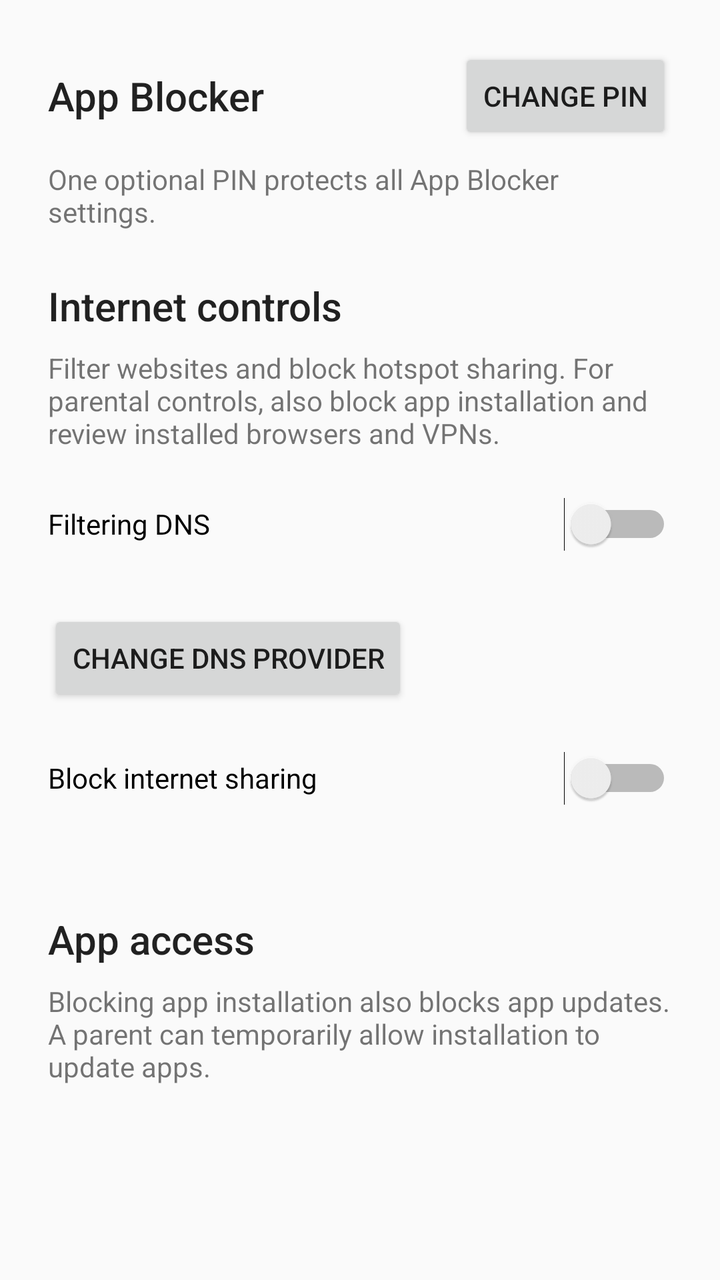
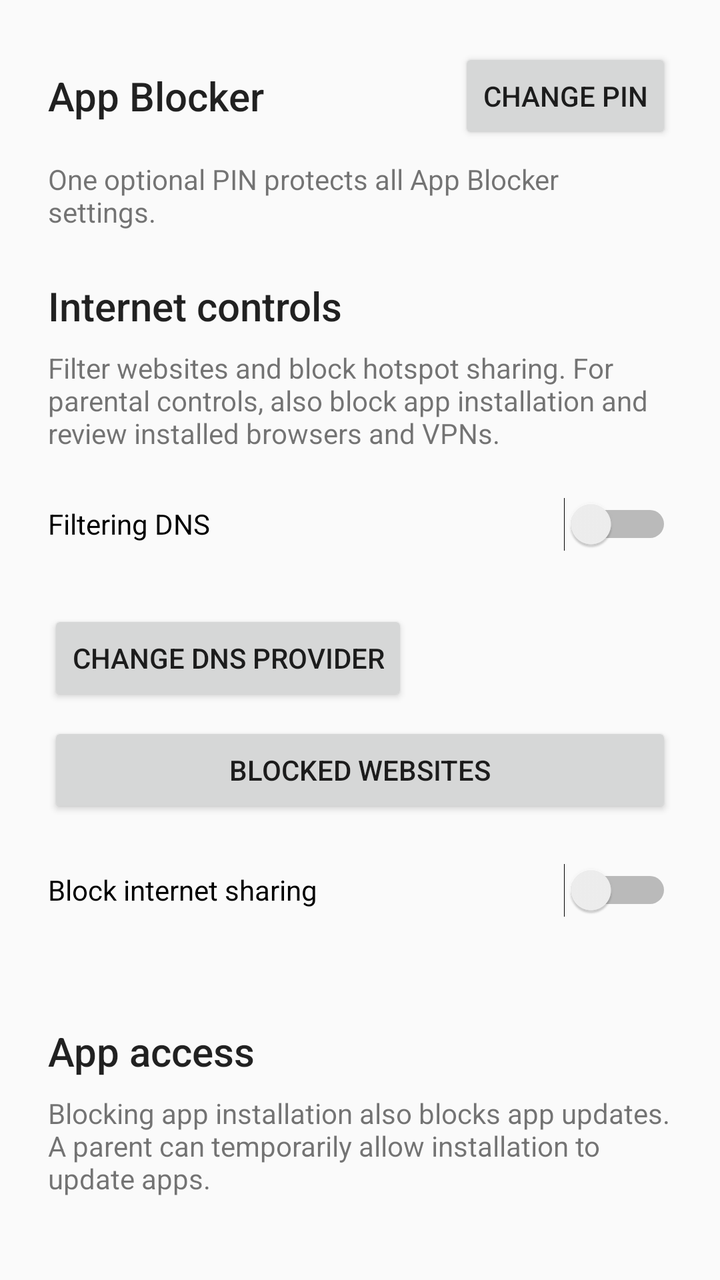

Two renders of the same Android screen: before a commit and after it. Below are the layout's source before the change and the commit's diff.
<!-- AndroidManifest.xml: application theme Theme.DeviceOwner -->
<!-- res/layout/fragment_restriction.xml -->
<?xml version="1.0" encoding="utf-8"?>
<ScrollView xmlns:android="http://schemas.android.com/apk/res/android"
    android:layout_width="match_parent"
    android:layout_height="match_parent"
    android:clipToPadding="false"
    android:defaultFocusHighlightEnabled="false"
    android:descendantFocusability="afterDescendants"
    android:fillViewport="true"
    android:focusable="false"
    android:focusableInTouchMode="false"
    android:paddingStart="24dp"
    android:paddingTop="24dp"
    android:paddingEnd="24dp"
    android:paddingBottom="24dp">

    <LinearLayout
        android:layout_width="match_parent"
        android:layout_height="wrap_content"
        android:descendantFocusability="afterDescendants"
        android:focusable="false"
        android:orientation="vertical">

        <LinearLayout
            android:layout_width="match_parent"
            android:layout_height="wrap_content"
            android:descendantFocusability="afterDescendants"
            android:focusable="false"
            android:gravity="center_vertical"
            android:orientation="horizontal">

            <TextView
                android:id="@+id/app_list_header"
                android:layout_width="0dp"
                android:layout_height="wrap_content"
                android:layout_weight="1"
                android:focusable="false"
                android:text="@string/app_blocker_controls_header"
                android:textAppearance="@style/TextAppearance.AppCompat.Title" />

            <Button
                android:id="@+id/change_pin_button"
                android:layout_width="wrap_content"
                android:layout_height="wrap_content"
                android:layout_marginStart="16dp"
                android:focusable="true"
                android:focusableInTouchMode="false"
                android:minWidth="0dp"
                android:text="@string/change_pin_button" />

        </LinearLayout>

        <TextView
            android:layout_width="match_parent"
            android:layout_height="wrap_content"
            android:layout_marginTop="8dp"
            android:text="@string/pin_protection_summary" />

        <TextView
            android:id="@+id/device_owner_warning"
            android:layout_width="match_parent"
            android:layout_height="wrap_content"
            android:layout_marginTop="16dp"
            android:focusable="false"
            android:text="@string/status_policy_access_missing"
            android:textColor="@color/permanent_block_icon"
            android:visibility="gone" />

        <TextView
            android:layout_width="match_parent"
            android:layout_height="wrap_content"
            android:layout_marginTop="24dp"
            android:text="@string/internet_controls_header"
            android:textAppearance="@style/TextAppearance.AppCompat.Title" />

        <TextView
            android:layout_width="match_parent"
            android:layout_height="wrap_content"
            android:layout_marginTop="8dp"
            android:text="@string/internet_controls_description" />

        <Switch
            android:id="@+id/filtering_dns_switch"
            android:layout_width="match_parent"
            android:layout_height="wrap_content"
            android:layout_marginTop="12dp"
            android:minHeight="48dp"
            android:text="@string/filtering_dns_label" />

        <TextView
            android:id="@+id/filtering_dns_status"
            android:layout_width="match_parent"
            android:layout_height="wrap_content" />

        <Button
            android:id="@+id/edit_dns_button"
            android:layout_width="wrap_content"
            android:layout_height="wrap_content"
            android:text="@string/filtering_dns_edit" />

        <Switch
            android:id="@+id/block_tethering_switch"
            android:layout_width="match_parent"
            android:layout_height="wrap_content"
            android:layout_marginTop="12dp"
            android:minHeight="48dp"
            android:text="@string/block_tethering_label" />

        <TextView
            android:id="@+id/block_tethering_status"
            android:layout_width="match_parent"
            android:layout_height="wrap_content" />

        <TextView
            android:layout_width="match_parent"
            android:layout_height="wrap_content"
            android:layout_marginTop="24dp"
            android:text="@string/app_restrictions_header"
            android:textAppearance="@style/TextAppearance.AppCompat.Title" />

        <TextView
            android:layout_width="match_parent"
            android:layout_height="wrap_content"
            android:layout_marginTop="8dp"
            android:text="@string/app_installation_updates_note" />

        <LinearLayout
            android:id="@+id/app_list_container"
            android:layout_width="match_parent"
            android:layout_height="wrap_content"
            android:layout_marginTop="12dp"
            android:descendantFocusability="afterDescendants"
            android:focusable="false"
            android:orientation="vertical" />

        <TextView
            android:id="@+id/app_list_empty_text"
            android:layout_width="match_parent"
            android:layout_height="wrap_content"
            android:layout_marginTop="16dp"
            android:focusable="false"
            android:text="@string/app_restrictions_empty"
            android:visibility="gone" />

    </LinearLayout>
</ScrollView>
<!-- resources referenced by this layout -->
<resources>
  <color name="permanent_block_icon">#B3261E</color>
  <string name="app_blocker_controls_header">App Blocker</string>
  <string name="app_installation_updates_note">Blocking app installation also blocks app updates. A parent can temporarily allow installation to update apps.</string>
  <string name="app_restrictions_empty">No launchable apps were found on this device.</string>
  <string name="app_restrictions_header">App access</string>
  <string name="block_tethering_label">Block internet sharing</string>
  <string name="change_pin_button">Change PIN</string>
  <string name="filtering_dns_edit">Change DNS provider</string>
  <string name="filtering_dns_label">Filtering DNS</string>
  <string name="internet_controls_description">Filter websites and block hotspot sharing. For parental controls, also block app installation and review installed browsers and VPNs.</string>
  <string name="internet_controls_header">Internet controls</string>
  <string name="pin_protection_summary">One optional PIN protects all App Blocker settings.</string>
  <string name="status_policy_access_missing">App Blocker cannot access the system controls needed to manage app restrictions.</string>
  <style name="Theme.DeviceOwner" parent="Theme.AppCompat.DayNight.NoActionBar">
          <item name="colorPrimary">@color/md_theme_light_primary</item>
          <item name="android:statusBarColor" tools:targetApi="l">@color/md_theme_light_primary</item>
      </style>
  <color name="md_theme_light_primary">#6750A4</color>
</resources>

<!-- the commit's change to res/layout/fragment_restriction.xml (unified diff, before → after) -->
@@ -97,6 +97,13 @@
             android:layout_height="wrap_content"
             android:text="@string/filtering_dns_edit" />
 
+        <Button
+            android:id="@+id/edit_domains_button"
+            android:layout_width="match_parent"
+            android:layout_height="wrap_content"
+            android:layout_marginTop="8dp"
+            android:text="@string/blocked_domains_title" />
+
         <Switch
             android:id="@+id/block_tethering_switch"
             android:layout_width="match_parent"
<!-- resource entries referenced after the edit -->
@@ -6,6 +6,7 @@
   <string name="app_restrictions_empty">No launchable apps were found on this device.</string>
   <string name="app_restrictions_header">App access</string>
   <string name="block_tethering_label">Block internet sharing</string>
+  <string name="blocked_domains_title">Blocked websites</string>
   <string name="change_pin_button">Change PIN</string>
   <string name="filtering_dns_edit">Change DNS provider</string>
   <string name="filtering_dns_label">Filtering DNS</string>
